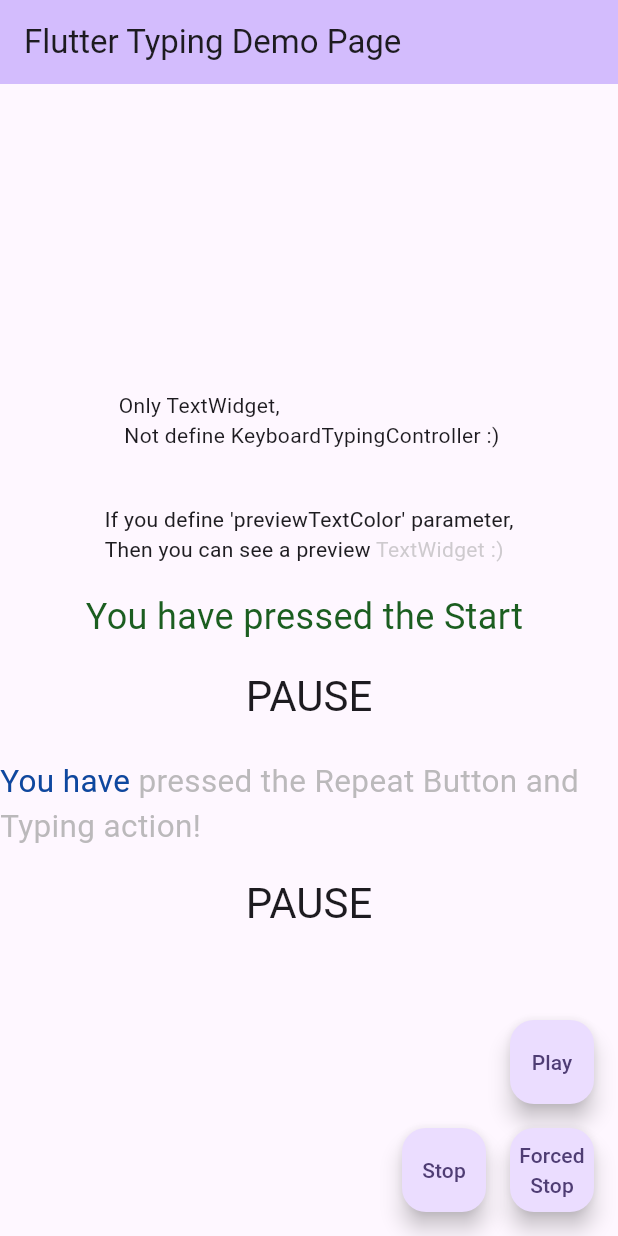
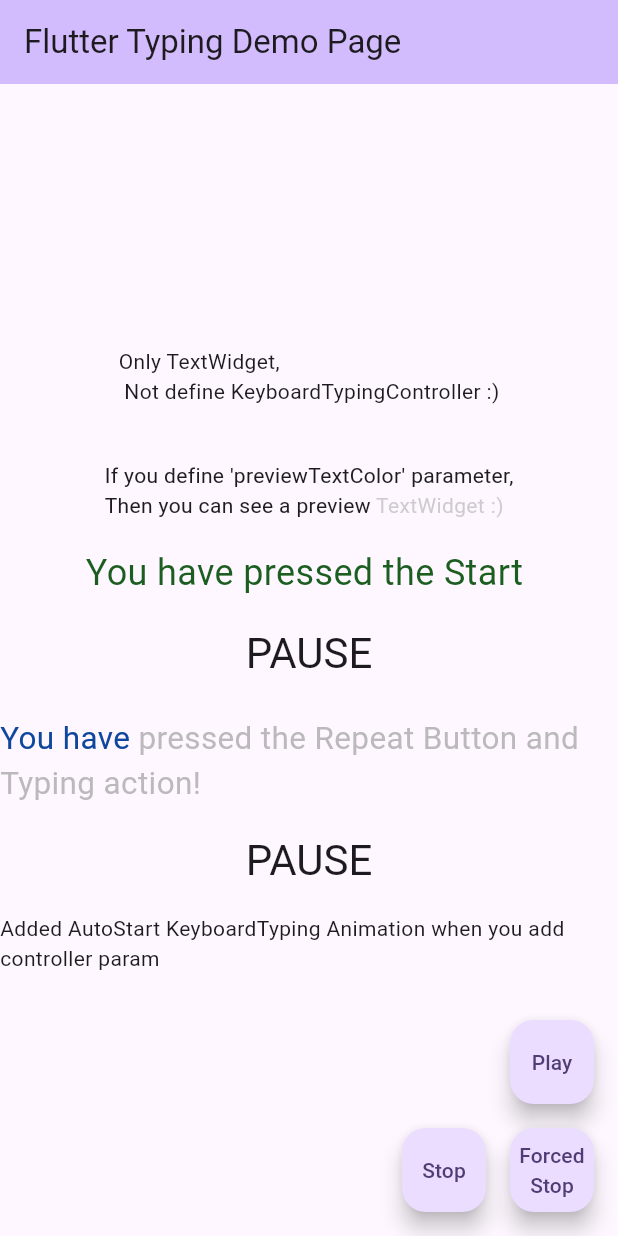
Before and after one commit to Lagerstroemia-Indica/keyboard_typing, a Flutter app: the screen it shows after launch, after a tap on "Play", after a tap on "Stop", on a phone screen of 412 x 824 dp. Run offline on Flutter 3.47's test engine with Material 3 defaults, Android fonts, the phone set to English and light mode, and no system bars; missing offline and left inert: flutter_logcat.

Commit message:
## 0.0.6 * Added autostart when define KeyboardTypingController. * Modify decribe to forcedStop. * Changed property name 'duration' to 'intervalDuration'.

```diff
--- a/example/lib/main.dart
+++ b/example/lib/main.dart
@@ -37,6 +37,7 @@ class MyHomePage extends StatefulWidget {
 class _MyHomePageState extends State<MyHomePage> {
   final KeyboardTypingController controller = KeyboardTypingController();
   final KeyboardTypingController controllerRepeat = KeyboardTypingController();
+  final KeyboardTypingController controllerAutoStart = KeyboardTypingController();
   late String state;
   late String stateRepeat;
 
@@ -53,12 +54,14 @@ class _MyHomePageState extends State<MyHomePage> {
       });
     },);
 
-    controllerRepeat.addStateEventListener((state) {
+    controllerRepeat..addStateEventListener((state) {
       Log.x("StateEventListener.. stateRepeat:$state");
       setState(() {
         stateRepeat = state.name.toUpperCase();
       });
     },);
+
+    controllerAutoStart.play();
   }
 
   @override
@@ -92,7 +95,7 @@ class _MyHomePageState extends State<MyHomePage> {
                 ),
               ),
               controller: controller,
-              duration: const Duration(milliseconds: 50),
+              intervalDuration: const Duration(milliseconds: 50),
             ),
             const SizedBox(height: 18.0,),
             Text(state,
@@ -113,7 +116,12 @@ class _MyHomePageState extends State<MyHomePage> {
             const SizedBox(height: 18.0,),
             Text(stateRepeat,
               style: Theme.of(context).textTheme.headlineMedium,
-            )
+            ),
+            const SizedBox(height: 18.0,),
+            KeyboardTyping(
+              text: Text("Added AutoStart KeyboardTyping Animation when you add controller parameter"),
+              controller: controllerAutoStart,
+            ),
           ],
         ),
       ),
--- a/lib/src/typing_controller.dart
+++ b/lib/src/typing_controller.dart
@@ -10,6 +10,11 @@ class KeyboardTypingController extends TypingProtocol {
       _typingControlEventListener;
   Function(KeyboardTypingState state)? _typingStateEventListener;
 
+  /// First init KeyboardTypingController
+  ///
+  /// Use [initState] function.
+  bool _isPlay = false;
+
   /// [_state] should not access in Private Typing Stateful Widget.
   ///
   /// It is only alternative FLAG
@@ -19,15 +24,34 @@ class KeyboardTypingController extends TypingProtocol {
       Function({required Map<String, dynamic> bundle}) eventFunction) {
     _state = state..addEventListener(_typingStateEventListener);
     _typingControlEventListener = eventFunction;
+
+    if (_isPlay) {
+      play();
+    }
   }
 
   /// Start Typing Animation. (like keyboard).
   ///
   /// Resume is when [KeyboardTypingState.pause].
+  ///
+  /// If you want play() at [initState] function.
+  /// try it this.
+  ///
+  /// -
+  ///
+  /// @override
+  /// void initState() {
+  ///   super.initState();
+  ///
+  ///   KeyboardTypingController controller = KeyboardTypingController();
+  ///   controller.play();
+  /// }
   @override
   void play() {
-    assert(_state != null,
-        "Put [TypingController] into [Typing] Widget's 'controller' parameter");
+    /*assert(_state != null,
+        "Put [TypingController] into [Typing] Widget's 'controller' parameter");*/
+
+    _isPlay = true;
 
     if (_state != null) {
       _typingControlEventListener(
@@ -47,8 +71,10 @@ class KeyboardTypingController extends TypingProtocol {
   ///
   @override
   void stop({bool cancel = false}) {
-    assert(_state != null,
-        "Put [TypingController] into [Typing] Widget's 'controller' parameter");
+    /*assert(_state != null,
+        "Put [TypingController] into [Typing] Widget's 'controller' parameter");*/
+
+    _isPlay = false;
 
     if (_state != null) {
       _typingControlEventListener(bundle: {
--- a/lib/src/typing_widget.dart
+++ b/lib/src/typing_widget.dart
@@ -15,7 +15,7 @@ class KeyboardTyping extends StatefulWidget {
     this.controller,
     this.previewTextColor,
     this.mode = KeyboardTypingMode.normal,
-    this.duration,
+    this.intervalDuration,
   });
 
   /// TextWidget.
@@ -43,7 +43,9 @@ class KeyboardTyping extends StatefulWidget {
   final KeyboardTypingMode mode;
 
   /// Default duration milliseconds: 150
-  final Duration? duration;
+  ///
+  /// 0.0.6 ver Replace preperty name [duration] to [intervalDuration]
+  final Duration? intervalDuration;
 
   @override
   State<KeyboardTyping> createState() => _TypingWidgetState();
@@ -64,10 +66,10 @@ class _TypingWidgetState extends State<KeyboardTyping>
   @override
   void initState() {
     super.initState();
-    if (widget.duration == null) {
+    if (widget.intervalDuration == null) {
       duration = const Duration(milliseconds: 150);
     } else {
-      duration = widget.duration!;
+      duration = widget.intervalDuration!;
     }
 
     if (widget.controller != null) {
```
Also changed, not shown: 2 other files.
